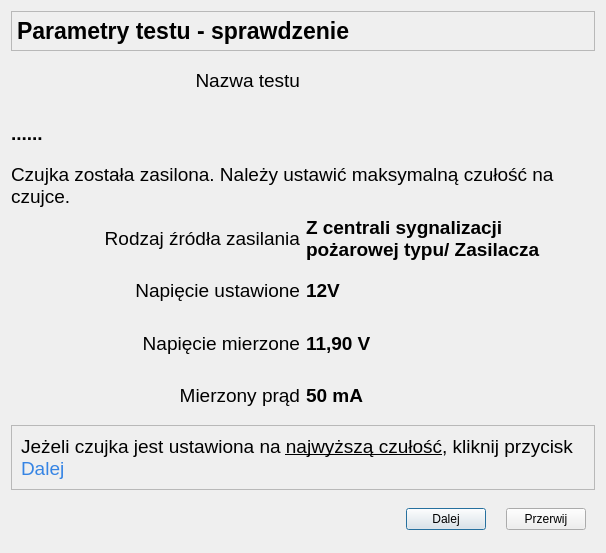
Before: the Qt Designer form CzujkiLinioweApp/test5zasilanieczujki.ui in wiacekmarcin/CzujkiLiniowe, drawn with Qt 5.
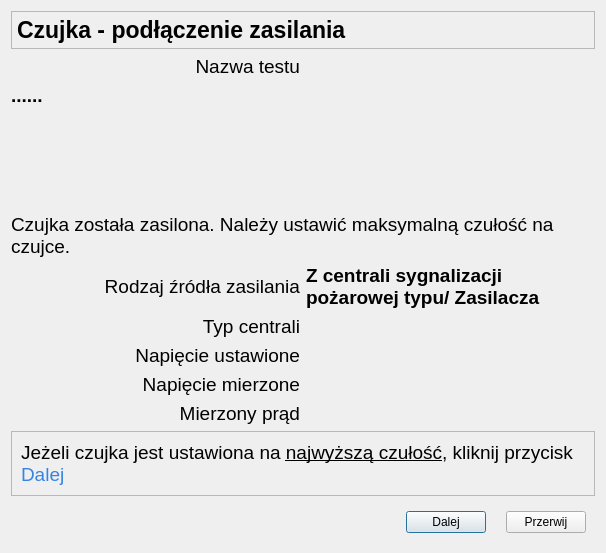
After: the same form once the commit is applied. Icons and pictures are not drawn.

Patch:
```diff
--- a/CzujkiLinioweApp/test5zasilanieczujki.ui
+++ b/CzujkiLinioweApp/test5zasilanieczujki.ui
@@ -14,74 +14,31 @@
    <string>Parametry Testu - potwierdzenie wykonanych czynności</string>
   </property>
   <layout class="QGridLayout" name="gridLayout">
-   <item row="6" column="1">
-    <widget class="QLabel" name="label_8">
+   <item row="4" column="0" colspan="2">
+    <widget class="QLabel" name="info">
      <property name="font">
       <font>
        <pointsize>14</pointsize>
-       <bold>true</bold>
       </font>
      </property>
      <property name="text">
-      <string>11,90 V</string>
+      <string>Czujka została zasilona. Należy ustawić maksymalną czułość na czujce. </string>
      </property>
-    </widget>
-   </item>
-   <item row="7" column="0">
-    <widget class="QLabel" name="label_10">
-     <property name="font">
-      <font>
-       <pointsize>14</pointsize>
-      </font>
+     <property name="wordWrap">
+      <bool>true</bool>
      </property>
-     <property name="text">
-      <string>Mierzony prąd</string>
-     </property>
-     <property name="alignment">
-      <set>Qt::AlignRight|Qt::AlignTrailing|Qt::AlignVCenter</set>
-     </property>
     </widget>
    </item>
-   <item row="5" column="0">
-    <widget class="QLabel" name="label_5">
+   <item row="8" column="1">
+    <widget class="QLabel" name="napiecieMierz">
      <property name="font">
       <font>
        <pointsize>14</pointsize>
-      </font>
-     </property>
-     <property name="text">
-      <string>Napięcie ustawione</string>
-     </property>
-     <property name="alignment">
-      <set>Qt::AlignRight|Qt::AlignTrailing|Qt::AlignVCenter</set>
-     </property>
-    </widget>
-   </item>
-   <item row="1" column="0">
-    <widget class="QLabel" name="lTestName">
-     <property name="font">
-      <font>
-       <pointsize>14</pointsize>
-      </font>
-     </property>
-     <property name="text">
-      <string>Nazwa testu</string>
-     </property>
-     <property name="alignment">
-      <set>Qt::AlignRight|Qt::AlignTrailing|Qt::AlignVCenter</set>
-     </property>
-    </widget>
-   </item>
-   <item row="7" column="1">
-    <widget class="QLabel" name="label_11">
-     <property name="font">
-      <font>
-       <pointsize>14</pointsize>
        <bold>true</bold>
       </font>
      </property>
      <property name="text">
-      <string>50 mA</string>
+      <string/>
      </property>
     </widget>
    </item>
@@ -98,100 +55,49 @@
      </property>
     </widget>
    </item>
-   <item row="5" column="1">
-    <widget class="QLabel" name="label_6">
-     <property name="font">
-      <font>
-       <pointsize>14</pointsize>
-       <bold>true</bold>
-      </font>
-     </property>
-     <property name="text">
-      <string>12V</string>
-     </property>
-    </widget>
-   </item>
-   <item row="3" column="0" colspan="2">
-    <widget class="QLabel" name="label_4">
-     <property name="font">
-      <font>
-       <pointsize>14</pointsize>
-      </font>
-     </property>
-     <property name="text">
-      <string>Czujka została zasilona. Należy ustawić maksymalną czułość na czujce. </string>
-     </property>
-     <property name="wordWrap">
-      <bool>true</bool>
-     </property>
-    </widget>
-   </item>
-   <item row="0" column="0" colspan="2">
-    <widget class="QFrame" name="frame">
-     <property name="maximumSize">
-      <size>
-       <width>16777215</width>
-       <height>40</height>
-      </size>
-     </property>
+   <item row="10" column="0" colspan="2">
+    <widget class="QFrame" name="frame_2">
      <property name="frameShape">
       <enum>QFrame::StyledPanel</enum>
      </property>
      <property name="frameShadow">
       <enum>QFrame::Raised</enum>
      </property>
-     <layout class="QHBoxLayout" name="horizontalLayout">
-      <property name="leftMargin">
-       <number>5</number>
-      </property>
-      <property name="topMargin">
-       <number>5</number>
-      </property>
-      <property name="rightMargin">
-       <number>5</number>
-      </property>
-      <property name="bottomMargin">
-       <number>5</number>
-      </property>
+     <layout class="QHBoxLayout" name="horizontalLayout_2">
       <item>
-       <widget class="QLabel" name="label_3">
-        <property name="maximumSize">
-         <size>
-          <width>16777215</width>
-          <height>45</height>
-         </size>
-        </property>
+       <widget class="QLabel" name="label_9">
         <property name="font">
          <font>
-          <pointsize>17</pointsize>
-          <bold>true</bold>
+          <pointsize>14</pointsize>
          </font>
         </property>
         <property name="text">
-         <string>Parametry testu - sprawdzenie </string>
+         <string>&lt;html&gt;&lt;head/&gt;&lt;body&gt;&lt;p&gt;Jeżeli czujka jest ustawiona na &lt;span style=&quot; text-decoration: underline;&quot;&gt;najwyższą czułość&lt;/span&gt;, kliknij przycisk&lt;span style=&quot; color:#3584e4;&quot;&gt; Dalej&lt;/span&gt;&lt;/p&gt;&lt;/body&gt;&lt;/html&gt;</string>
+        </property>
+        <property name="wordWrap">
+         <bool>true</bool>
         </property>
        </widget>
       </item>
      </layout>
     </widget>
    </item>
-   <item row="4" column="1">
-    <widget class="QLabel" name="label_13">
+   <item row="1" column="0">
+    <widget class="QLabel" name="lTestName">
      <property name="font">
       <font>
        <pointsize>14</pointsize>
-       <bold>true</bold>
       </font>
      </property>
      <property name="text">
-      <string>Z centrali sygnalizacji pożarowej typu/ Zasilacza </string>
+      <string>Nazwa testu</string>
      </property>
-     <property name="wordWrap">
-      <bool>true</bool>
+     <property name="alignment">
+      <set>Qt::AlignRight|Qt::AlignTrailing|Qt::AlignVCenter</set>
      </property>
     </widget>
    </item>
-   <item row="9" column="0" colspan="2">
+   <item row="11" column="0" colspan="2">
     <widget class="QWidget" name="widget" native="true">
      <layout class="QHBoxLayout" name="horizontalLayout_3">
       <property name="spacing">
@@ -235,8 +141,24 @@
      </layout>
     </widget>
    </item>
-   <item row="6" column="0">
-    <widget class="QLabel" name="label_7">
+   <item row="5" column="1">
+    <widget class="QLabel" name="rodzajZasilania">
+     <property name="font">
+      <font>
+       <pointsize>14</pointsize>
+       <bold>true</bold>
+      </font>
+     </property>
+     <property name="text">
+      <string>Z centrali sygnalizacji pożarowej typu/ Zasilacza </string>
+     </property>
+     <property name="wordWrap">
+      <bool>true</bool>
+     </property>
+    </widget>
+   </item>
+   <item row="8" column="0">
+    <widget class="QLabel" name="lNapiecieMierz">
      <property name="font">
       <font>
        <pointsize>14</pointsize>
@@ -250,8 +172,8 @@
      </property>
     </widget>
    </item>
-   <item row="4" column="0">
-    <widget class="QLabel" name="label_12">
+   <item row="5" column="0">
+    <widget class="QLabel" name="lrodzaj">
      <property name="font">
       <font>
        <pointsize>14</pointsize>
@@ -265,33 +187,152 @@
      </property>
     </widget>
    </item>
-   <item row="8" column="0" colspan="2">
-    <widget class="QFrame" name="frame_2">
+   <item row="6" column="0">
+    <widget class="QLabel" name="lTypCentrali">
+     <property name="font">
+      <font>
+       <pointsize>14</pointsize>
+      </font>
+     </property>
+     <property name="text">
+      <string>Typ centrali</string>
+     </property>
+     <property name="alignment">
+      <set>Qt::AlignRight|Qt::AlignTrailing|Qt::AlignVCenter</set>
+     </property>
+    </widget>
+   </item>
+   <item row="6" column="1">
+    <widget class="QLabel" name="typCentrali">
+     <property name="font">
+      <font>
+       <pointsize>14</pointsize>
+       <bold>true</bold>
+      </font>
+     </property>
+     <property name="text">
+      <string/>
+     </property>
+    </widget>
+   </item>
+   <item row="9" column="1">
+    <widget class="QLabel" name="pradMierz">
+     <property name="font">
+      <font>
+       <pointsize>14</pointsize>
+       <bold>true</bold>
+      </font>
+     </property>
+     <property name="text">
+      <string/>
+     </property>
+    </widget>
+   </item>
+   <item row="7" column="1">
+    <widget class="QLabel" name="napiecieUst">
+     <property name="font">
+      <font>
+       <pointsize>14</pointsize>
+       <bold>true</bold>
+      </font>
+     </property>
+     <property name="text">
+      <string/>
+     </property>
+    </widget>
+   </item>
+   <item row="0" column="0" colspan="2">
+    <widget class="QFrame" name="frame">
+     <property name="maximumSize">
+      <size>
+       <width>16777215</width>
+       <height>40</height>
+      </size>
+     </property>
      <property name="frameShape">
       <enum>QFrame::StyledPanel</enum>
      </property>
      <property name="frameShadow">
       <enum>QFrame::Raised</enum>
      </property>
-     <layout class="QHBoxLayout" name="horizontalLayout_2">
+     <layout class="QHBoxLayout" name="horizontalLayout">
+      <property name="leftMargin">
+       <number>5</number>
+      </property>
+      <property name="topMargin">
+       <number>5</number>
+      </property>
+      <property name="rightMargin">
+       <number>5</number>
+      </property>
+      <property name="bottomMargin">
+       <number>5</number>
+      </property>
       <item>
-       <widget class="QLabel" name="label_9">
+       <widget class="QLabel" name="label_3">
+        <property name="maximumSize">
+         <size>
+          <width>16777215</width>
+          <height>45</height>
+         </size>
+        </property>
         <property name="font">
          <font>
-          <pointsize>14</pointsize>
+          <pointsize>17</pointsize>
+          <bold>true</bold>
          </font>
         </property>
         <property name="text">
-         <string>&lt;html&gt;&lt;head/&gt;&lt;body&gt;&lt;p&gt;Jeżeli czujka jest ustawiona na &lt;span style=&quot; text-decoration: underline;&quot;&gt;najwyższą czułość&lt;/span&gt;, kliknij przycisk&lt;span style=&quot; color:#3584e4;&quot;&gt; Dalej&lt;/span&gt;&lt;/p&gt;&lt;/body&gt;&lt;/html&gt;</string>
-        </property>
-        <property name="wordWrap">
-         <bool>true</bool>
+         <string>Czujka - podłączenie zasilania </string>
         </property>
        </widget>
       </item>
      </layout>
     </widget>
    </item>
+   <item row="9" column="0">
+    <widget class="QLabel" name="lPradMierz">
+     <property name="font">
+      <font>
+       <pointsize>14</pointsize>
+      </font>
+     </property>
+     <property name="text">
+      <string>Mierzony prąd</string>
+     </property>
+     <property name="alignment">
+      <set>Qt::AlignRight|Qt::AlignTrailing|Qt::AlignVCenter</set>
+     </property>
+    </widget>
+   </item>
+   <item row="7" column="0">
+    <widget class="QLabel" name="lNapiecieUst">
+     <property name="font">
+      <font>
+       <pointsize>14</pointsize>
+      </font>
+     </property>
+     <property name="text">
+      <string>Napięcie ustawione</string>
+     </property>
+     <property name="alignment">
+      <set>Qt::AlignRight|Qt::AlignTrailing|Qt::AlignVCenter</set>
+     </property>
+    </widget>
+   </item>
+   <item row="3" column="0">
+    <spacer name="verticalSpacer">
+     <property name="orientation">
+      <enum>Qt::Vertical</enum>
+     </property>
+     <property name="sizeHint" stdset="0">
+      <size>
+       <width>20</width>
+       <height>40</height>
+      </size>
+     </property>
+    </spacer>
+   </item>
   </layout>
  </widget>
  <resources/>
```
